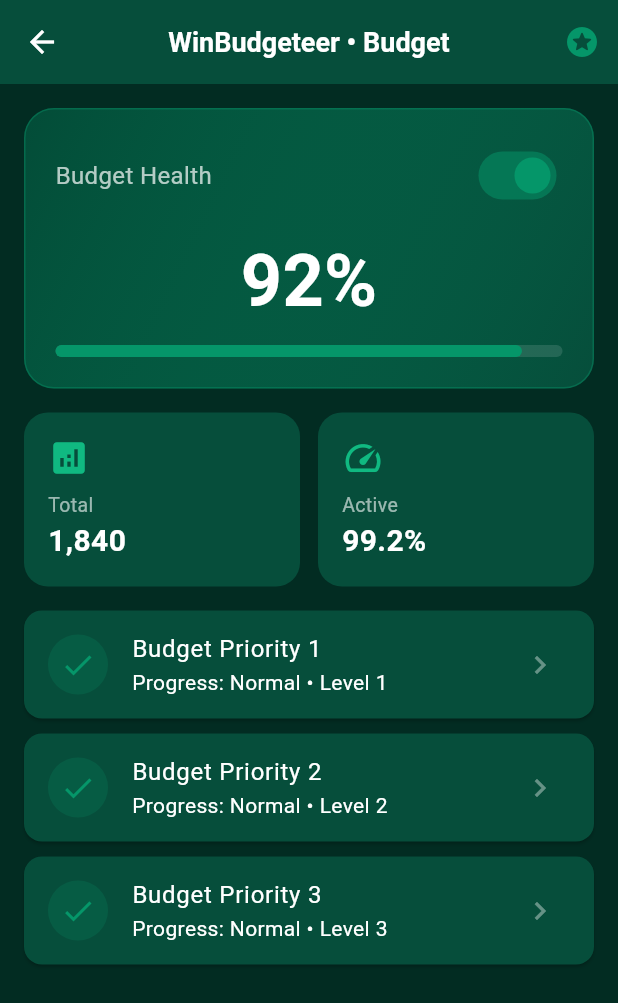
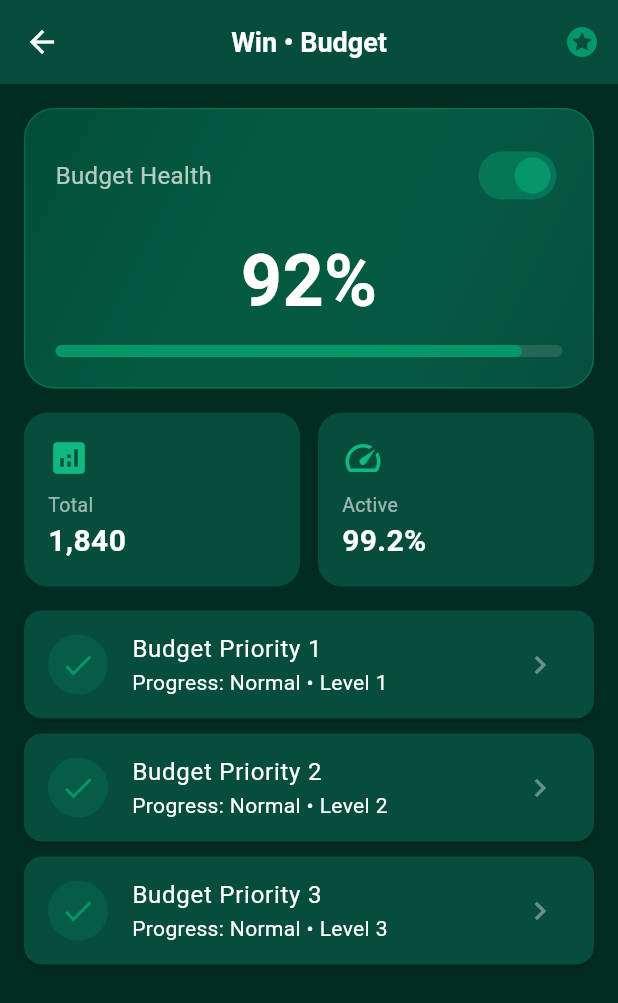
Before and after one commit to mancolo13/com.winbudgeteer.finance.wallet, a Flutter app: the Tab1Screen screen opened directly, on a phone screen of 412 x 824 dp. Shown: the top 1003 px of the screen. Run offline on Flutter 3.47's test engine with Material 3 defaults, Android fonts, the phone set to English and light mode, and no system bars.

Commit message:
chore: set app name to Win and update trophy icon

```diff
--- a/lib/screens/tabs/tab1_screen.dart
+++ b/lib/screens/tabs/tab1_screen.dart
@@ -17,7 +17,7 @@ class _Tab1ScreenState extends State<Tab1Screen> {
   Widget build(BuildContext context) {
     return Scaffold(
       appBar: AppBar(
-        title: const Text('WinBudgeteer • Budget'),
+        title: const Text('Win • Budget'),
         actions: [
           IconButton(
             icon: const Icon(Icons.stars_rounded, color: AppTheme.primaryColor),
--- a/lib/screens/tabs/tab2_screen.dart
+++ b/lib/screens/tabs/tab2_screen.dart
@@ -15,7 +15,7 @@ class _Tab2ScreenState extends State<Tab2Screen> {
   @override
   Widget build(BuildContext context) {
     return Scaffold(
-      appBar: AppBar(title: const Text('WinBudgeteer • Expenses')),
+      appBar: AppBar(title: const Text('Win • Expenses')),
       body: ListView(
         padding: const EdgeInsets.all(16),
         children: [
--- a/lib/screens/tabs/tab3_screen.dart
+++ b/lib/screens/tabs/tab3_screen.dart
@@ -16,7 +16,7 @@ class _Tab3ScreenState extends State<Tab3Screen> {
   @override
   Widget build(BuildContext context) {
     return Scaffold(
-      appBar: AppBar(title: const Text('WinBudgeteer • Envelopes')),
+      appBar: AppBar(title: const Text('Win • Envelopes')),
       body: ListView(
         padding: const EdgeInsets.all(16),
         children: [
--- a/lib/screens/tabs/tab4_screen.dart
+++ b/lib/screens/tabs/tab4_screen.dart
@@ -8,7 +8,7 @@ class Tab4Screen extends StatelessWidget {
   @override
   Widget build(BuildContext context) {
     return Scaffold(
-      appBar: AppBar(title: const Text('WinBudgeteer • Goals')),
+      appBar: AppBar(title: const Text('Win • Goals')),
       body: ListView(
         padding: const EdgeInsets.all(16),
         children: [
```
Also changed, not shown: assets/banner.png (deleted), assets/icon.png, 11 other files.
